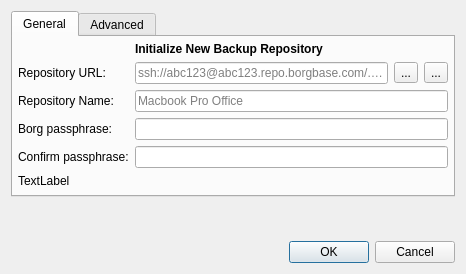
borgbase/vorta, file src/vorta/assets/UI/repoadd.ui: the form before one commit.
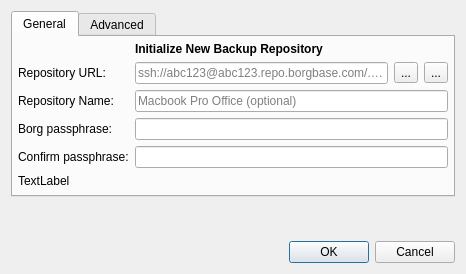
The form after the commit. Icons and pictures are not drawn.

The edit to the form file:
```diff
--- a/src/vorta/assets/UI/repoadd.ui
+++ b/src/vorta/assets/UI/repoadd.ui
@@ -158,7 +158,7 @@
               <item row="2" column="1">
                 <widget class="QLineEdit" name="repoName">
                   <property name="placeholderText">
-                    <string>Macbook Pro Office</string>
+                    <string>Macbook Pro Office (optional)</string>
                   </property>
                 </widget>
               </item>
```
